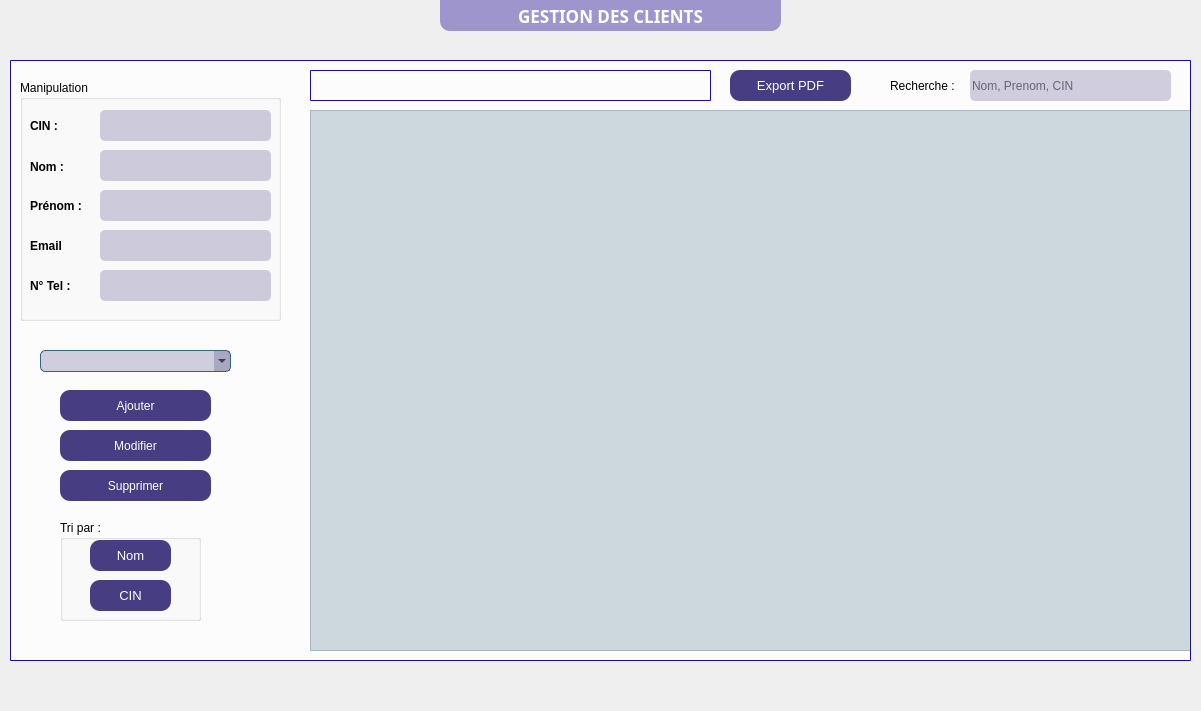
Before: the Qt Designer form mainwindow.ui in ProjetCPlusPlus2A41/projetcpp2a41-classroom-2a41-innostay, drawn with Qt 5.
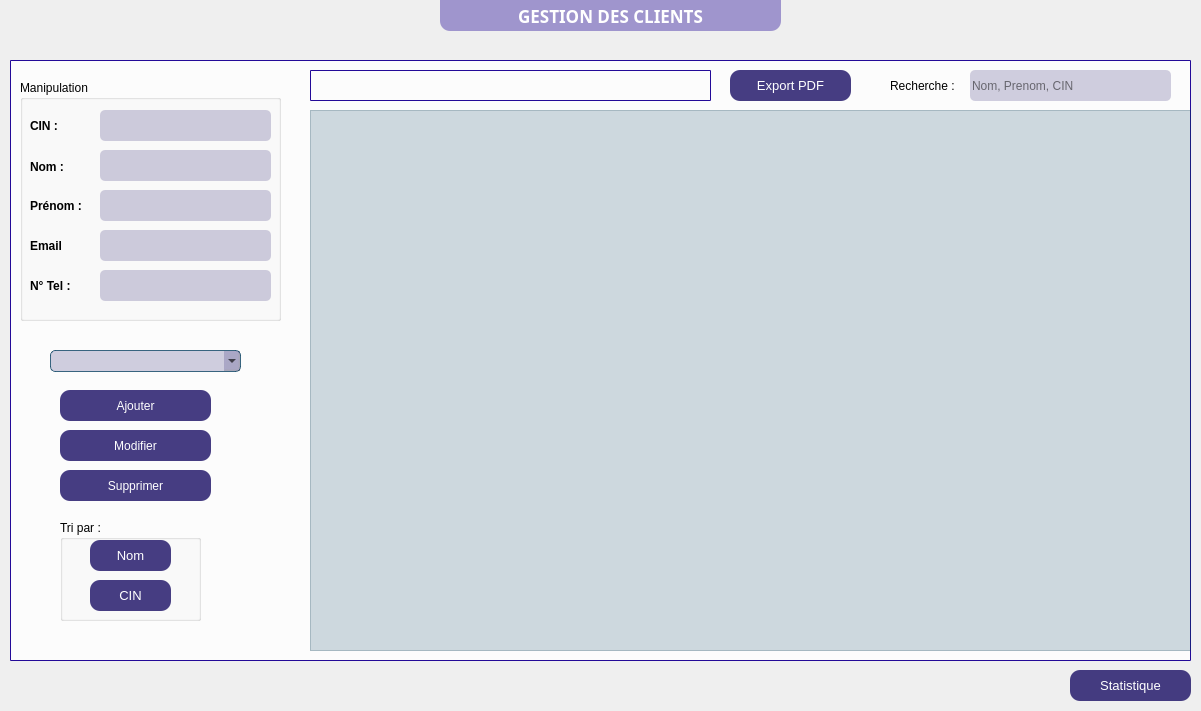
After: the same form once the commit is applied. Icons and pictures are not drawn.

The edit to the form file:
```diff
--- a/mainwindow.ui
+++ b/mainwindow.ui
@@ -231,7 +231,7 @@
    <widget class="QComboBox" name="comboBox_IDs">
     <property name="geometry">
      <rect>
-      <x>40</x>
+      <x>50</x>
       <y>350</y>
       <width>191</width>
       <height>22</height>
@@ -579,6 +579,34 @@
      <set>Qt::AlignCenter</set>
     </property>
    </widget>
+   <widget class="QPushButton" name="bt_stat">
+    <property name="geometry">
+     <rect>
+      <x>1070</x>
+      <y>670</y>
+      <width>121</width>
+      <height>31</height>
+     </rect>
+    </property>
+    <property name="font">
+     <font>
+      <pointsize>10</pointsize>
+     </font>
+    </property>
+    <property name="styleSheet">
+     <string notr="true">QPushButton {
+background-color: rgba(20, 9, 97, 200);
+border-radius: 10px;
+color:white;
+}
+QPushButton:hover {
+background-color: qlineargradient(spread:pad, x1:0, y1:0, x2:0, y2:1, stop:0 rgba(117, 201, 187, 200), stop:1 rgba(20, 9, 97, 200));
+}</string>
+    </property>
+    <property name="text">
+     <string>Statistique</string>
+    </property>
+   </widget>
    <zorder>label</zorder>
    <zorder>Background_image_2</zorder>
    <zorder>Background_image_3</zorder>
```
Left out of the diff: 1 changed line with no effect on the pictures.
